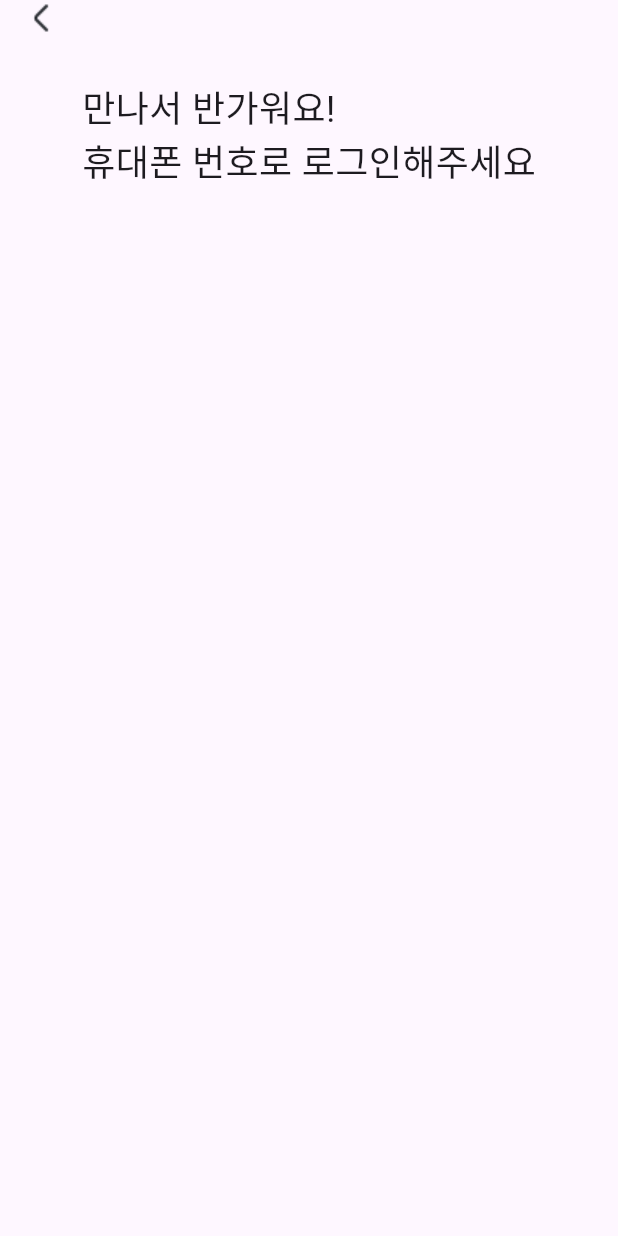
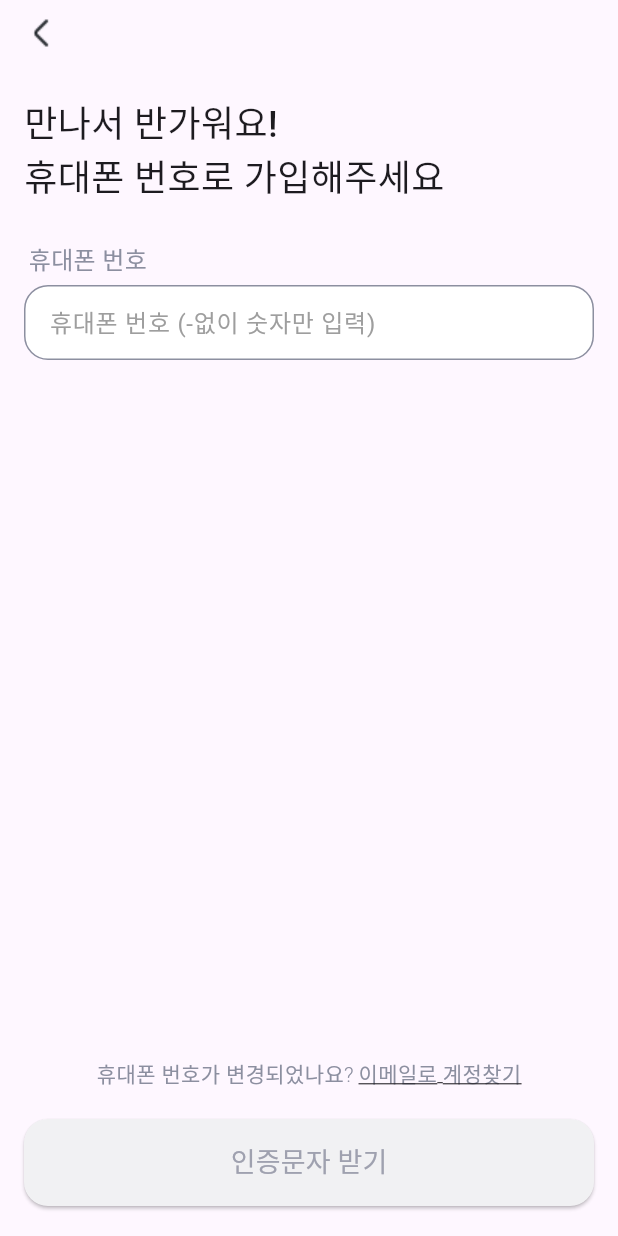
Before and after one commit to he-he-heng/toktok-mobile, a Flutter app: the screen it shows after launch, after a tap on "시작하기", on a phone screen of 412 x 824 dp. Run offline on Flutter 3.47's test engine with Material 3 defaults, Android fonts, the phone set to English and light mode, and no system bars; Roboto replaces fonts that are missing (Pretendard).

Commit message:
feat: 휴대폰 번호 인증 화면 추가

```diff
--- a/lib/features/authentication/application/signUp/signup_screen.dart
+++ b/lib/features/authentication/application/signUp/signup_screen.dart
@@ -1,5 +1,8 @@
 import 'package:flutter/material.dart';
+import 'package:toktok_mobile/features/authentication/application/signup/widgets/signup_screen_widget.dart';
 import 'package:toktok_mobile/features/utilities/custom_backbutton.dart';
+import 'package:toktok_mobile/features/utilities/outlined_textfield.dart';
+import 'package:toktok_mobile/theme/colors.dart';
 
 class SignUpScreen extends StatefulWidget {
   const SignUpScreen({super.key});
@@ -9,49 +12,89 @@ class SignUpScreen extends StatefulWidget {
 }
 
 class _SignUpScreenState extends State<SignUpScreen> {
+
+  void _updatePhoneNumberFocus(bool isFocused) {
+    bool _isPhoneNumberFocused = false;
+    setState(() {
+      _isPhoneNumberFocused = isFocused;
+    });
+  }
+
   @override
   Widget build(BuildContext context) {
     return Scaffold(
       body: SafeArea(
         child: Container(
           padding: const EdgeInsets.only(left: 16, right: 16),
-          child:  Column(
+          child: Column(
             children: [
+              const SizedBox(height: 10),
               const CustomBackButton(assetName: 'assets/images/backButton.png'),
               const SizedBox(height: 30),
               signUpTextArea(),
-
+              const SizedBox(height: 25),
+              InputPhoneNumber(
+                onFocusChange: _updatePhoneNumberFocus,
+              ),
+              const Spacer(),
+              navigateToTelVerificationArea(context),
+              const SizedBox(height: 20),
             ],
           ),
-        )),
+        ),
+      ),
     );
   }
 }
 
-Widget signUpTextArea() {
+class InputPhoneNumber extends StatefulWidget {
+  final ValueChanged<bool> onFocusChange;
+
+  const InputPhoneNumber({
+    super.key,
+    required this.onFocusChange,
+  });
+
+  @override
+  State<InputPhoneNumber>createState() => _InputPhoneNumberState();
+}
+
+class _InputPhoneNumberState extends State<InputPhoneNumber> {
+  late FocusNode _focusNode;
+  bool _isFocused = false;
+
+ @override
+void initState() {
+  super.initState();
+  _focusNode = FocusNode();
+  _focusNode.addListener(() {
+    setState(() {
+      _isFocused = _focusNode.hasFocus;
+    });
+    widget.onFocusChange(_focusNode.hasFocus);
+  });
+}
+
+
+  @override
+  void dispose() {
+    _focusNode.dispose();
+    super.dispose();
+  }
+
+  @override
+  Widget build(BuildContext context) {
     return Column(
       crossAxisAlignment: CrossAxisAlignment.start,
       children: [
-        signUpText1(),
-        signUpText2(),
+        OutlinedTextField(
+          setText: '휴대폰 번호 (-없이 숫자만 입력)',
+          inputType: TextInputType.phone,
+          focusNode: _focusNode,
+          borderColor: _isFocused ? secondary : gray300,
+          setIntroText: '휴대폰 번호',
+        ),
       ],
     );
   }
-
-Widget signUpText1() {
-  return const Text(
-    '만나서 반가워요!',
-    style: TextStyle(
-      fontSize: 24,
-    ),
-  );
 }
-
-Widget signUpText2() {
-  return const Text(
-    '휴대폰 번호로 로그인해주세요',
-    style: TextStyle(
-      fontSize: 24,
-    ),
-  );
-}
--- /dev/null
+++ b/lib/features/authentication/application/signUp/widgets/signup_screen_widget.dart
@@ -0,0 +1,82 @@
+import 'package:flutter/material.dart';
+import 'package:toktok_mobile/features/authentication/application/signup/signup_screen.dart';
+import 'package:toktok_mobile/features/utilities/outlined_textfield.dart';
+import 'package:toktok_mobile/theme/colors.dart';
+
+// MARK: 회원가입 힌트 텍스트
+Widget signUpTextArea() {
+  return const Row(
+    mainAxisAlignment: MainAxisAlignment.start,
+    children: [
+      Text(
+        '만나서 반가워요!\n휴대폰 번호로 가입해주세요',
+        style: TextStyle(
+          fontSize: 24,
+          fontFamily: 'Pretendard',
+          fontWeight: FontWeight.w500,
+        ),
+      ),
+    ],
+  );
+}
+
+//
+Widget navigateToTelVerificationButton(context) {
+  return ElevatedButton(
+    onPressed: () {
+       Navigator.push(context,
+         MaterialPageRoute(builder: (context) =>  SignUpScreen()));
+    },
+    style: ElevatedButton.styleFrom(
+      backgroundColor: gray50,
+      minimumSize: const Size(double.infinity, 58),
+      shape: RoundedRectangleBorder(
+        borderRadius: BorderRadius.circular(16),
+      ),
+    ),
+    child: const Text(
+      '인증문자 받기',
+      style: TextStyle(color: gray300, fontSize: 18, fontFamily: 'Pretendard', fontWeight: FontWeight.w500),
+    ),
+  );
+}
+
+Widget navigateToTelVerificationHelpText() {
+  return Row(
+    mainAxisAlignment: MainAxisAlignment.center,
+    children: [
+      const Text(
+        '휴대폰 번호가 변경되었나요?',
+        style: TextStyle(
+          fontSize: 14,
+          fontFamily: 'Pretendard',
+          fontWeight: FontWeight.w300,
+          color: gray400,
+        ),
+      ),
+      const SizedBox(width: 3),
+      GestureDetector(
+        child: const Text(
+          '이메일로 계정찾기',
+          style: TextStyle(
+            fontSize: 14,
+            fontFamily: 'Pretendard',
+            fontWeight: FontWeight.w300,
+            decoration: TextDecoration.underline,
+            color: gray400,
+          ),
+        ),
+      ),
+    ],
+  );
+}
+
+Widget navigateToTelVerificationArea(context) {
+  return Column(
+    children: [
+      navigateToTelVerificationHelpText(),
+      const SizedBox(height: 20),
+      navigateToTelVerificationButton(context)
+    ],
+  );
+}
--- a/lib/features/authentication/application/signUp/widgets/welcome_screen_widget.dart
+++ b/lib/features/authentication/application/signUp/widgets/welcome_screen_widget.dart
@@ -8,7 +8,7 @@ Widget navigateToSignUpButton(context) {
   return ElevatedButton(
     onPressed: () {
        Navigator.push(context,
-         MaterialPageRoute(builder: (context) => const SignUpScreen()));
+         MaterialPageRoute(builder: (context) =>  SignUpScreen()));
     },
     style: ElevatedButton.styleFrom(
       backgroundColor: primary,
--- a/lib/features/utilities/outlined_textfield.dart
+++ b/lib/features/utilities/outlined_textfield.dart
@@ -1,40 +1,85 @@
 import 'package:flutter/material.dart';
+import 'package:toktok_mobile/theme/colors.dart';
 
-class OutlinedTextField extends StatelessWidget {
-  final String? setText;
+class OutlinedTextField extends StatefulWidget {
+  final String setText;
+  final String setIntroText;
+  final TextInputType? inputType;
 
   const OutlinedTextField({
-    super.key,
-    required this. setText });
+    Key? key,
+    required this.setText,
+    this.inputType, required FocusNode focusNode, required Color borderColor,
+    required this.setIntroText,
+  }) : super(key: key);
+
+  @override
+  _OutlinedTextFieldState createState() => _OutlinedTextFieldState();
+}
+
+class _OutlinedTextFieldState extends State<OutlinedTextField> {
+  FocusNode _focusNode = FocusNode();
+  bool _isFocused = false;
+
+  @override
+  void initState() {
+    super.initState();
+    _focusNode.addListener(_onFocusChange);
+  }
+
+  @override
+  void dispose() {
+    _focusNode.removeListener(_onFocusChange);
+    _focusNode.dispose();
+    super.dispose();
+  }
+
+  void _onFocusChange() {
+    setState(() {
+      _isFocused = _focusNode.hasFocus;
+    });
+  }
 
   @override
   Widget build(BuildContext context) {
-    return Container(
+    Color borderColor = _isFocused ? secondary : gray400;
+
+    return Column(
+      children: [
+        Row(
+          children: [
+            const SizedBox(width: 3),
+            Text(
+              '휴대폰 번호',
+              style: TextStyle(
+                fontSize: 16,
+                fontFamily: 'Pretendard',
+                fontWeight: FontWeight.w400,
+                color: borderColor,
+              ),
+            ),
+          ],
+        ),
+        const SizedBox(height: 5),
+        Container(
           padding: const EdgeInsets.symmetric(horizontal: 16.0),
           decoration: BoxDecoration(
-        color: Colors.black,
-        borderRadius: BorderRadius.circular(20.0),
+            color: Colors.white,
+            borderRadius: BorderRadius.circular(16.0),
+            border: Border.all(color: borderColor),
           ),
           child: TextField(
-        keyboardType: TextInputType.number,
-        inputFormatters: const [
-          // Here you can add input formatters to restrict input to numbers only if necessary
-          // 입력 사항을 추가하여 필요한 경우에만 숫자로 입력을 제한할 수 있다
-          // const 지우고 사용할것
-
-          // 예시: 정규 표현식 한글 & 영어만 받기
-          // FilteringTextInputFormatter(
-          // RegExp('[a-z A-Z ㄱ-ㅎ|가-힣|·|：]'),
-          // allow: true,
-          // )
-        ],
+            focusNode: _focusNode,
+            keyboardType: widget.inputType,
             decoration: InputDecoration(
-          hintText: setText,
-          hintStyle: TextStyle(color: Colors.white),
+              hintText: widget.setText,
+              hintStyle: TextStyle(color: Colors.grey),
               border: InputBorder.none,
             ),
-        style: TextStyle(color: Colors.white),
+            style: const TextStyle(color: Colors.black),
           ),
+        ),
+      ],
     );
   }
 }
```
Also changed, not shown: 3 other files. Lines whose indentation alone changed are shown as unchanged.
